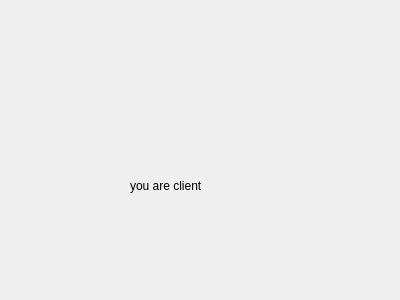
Qt form guitest/postloginclient.ui (cameronhawtin/Animal-Farm-cuACS) before a commit.
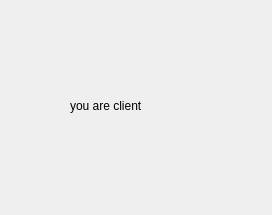
The same form after that commit.

Patch:
```diff
--- a/guitest/postloginclient.ui
+++ b/guitest/postloginclient.ui
@@ -6,8 +6,8 @@
    <rect>
     <x>0</x>
     <y>0</y>
-    <width>400</width>
-    <height>300</height>
+    <width>272</width>
+    <height>215</height>
    </rect>
   </property>
   <property name="windowTitle">
@@ -16,8 +16,8 @@
   <widget class="QLabel" name="label">
    <property name="geometry">
     <rect>
-     <x>130</x>
-     <y>170</y>
+     <x>70</x>
+     <y>90</y>
      <width>161</width>
      <height>31</height>
     </rect>
```
